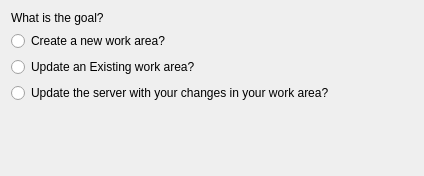
First picture: the form in Ui/SelectGoal.ui, repository towel42-com/EZGit, before the edit.
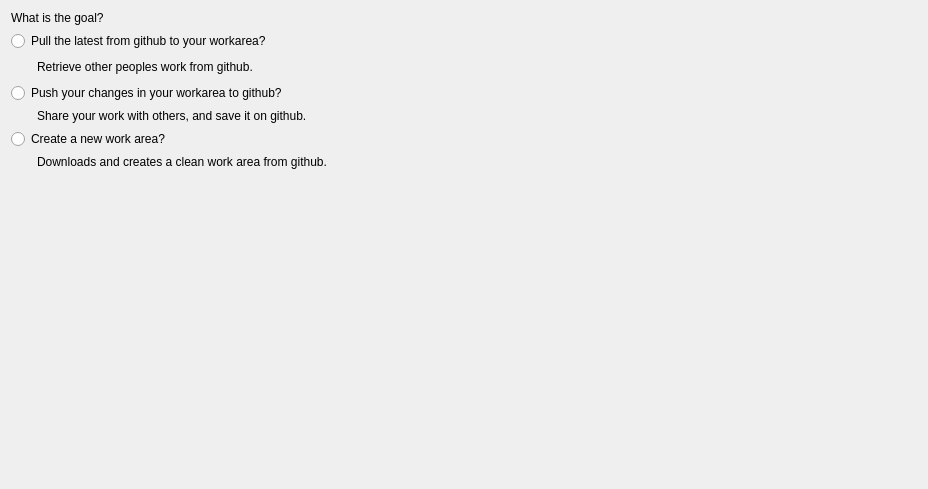
Second picture: the form after the edit.

Commit message: Better descriptions of the goal

Diff of the .ui file:
```diff
--- a/Ui/SelectGoal.ui
+++ b/Ui/SelectGoal.ui
@@ -6,8 +6,8 @@
    <rect>
     <x>0</x>
     <y>0</y>
-    <width>424</width>
-    <height>176</height>
+    <width>928</width>
+    <height>489</height>
    </rect>
   </property>
   <property name="windowTitle">
@@ -16,36 +16,59 @@
   <property name="title">
    <string>What would you like to do?</string>
   </property>
-  <layout class="QVBoxLayout" name="verticalLayout">
-   <item>
-    <widget class="QLabel" name="label">
+  <layout class="QGridLayout" name="gridLayout">
+   <item row="3" column="0" colspan="2">
+    <widget class="QRadioButton" name="push">
      <property name="text">
-      <string>What is the goal?</string>
+      <string>Push your changes in your workarea to github?</string>
      </property>
     </widget>
    </item>
-   <item>
+   <item row="5" column="0" colspan="2">
     <widget class="QRadioButton" name="clone">
      <property name="text">
       <string>Create a new work area?</string>
      </property>
     </widget>
    </item>
-   <item>
-    <widget class="QRadioButton" name="pull">
+   <item row="6" column="1">
+    <widget class="QLabel" name="label_4">
      <property name="text">
-      <string>Update an Existing work area?</string>
+      <string>Downloads and creates a clean work area from github.</string>
      </property>
     </widget>
    </item>
-   <item>
-    <widget class="QRadioButton" name="push">
+   <item row="2" column="0">
+    <spacer name="horizontalSpacer">
+     <property name="orientation">
+      <enum>Qt::Orientation::Horizontal</enum>
+     </property>
+     <property name="sizeType">
+      <enum>QSizePolicy::Policy::Fixed</enum>
+     </property>
+     <property name="sizeHint" stdset="0">
+      <size>
+       <width>20</width>
+       <height>20</height>
+      </size>
+     </property>
+    </spacer>
+   </item>
+   <item row="4" column="1">
+    <widget class="QLabel" name="label_3">
      <property name="text">
-      <string>Update the server with your changes in your work area?</string>
+      <string>Share your work with others, and save it on github.</string>
      </property>
     </widget>
    </item>
-   <item>
+   <item row="2" column="1">
+    <widget class="QLabel" name="label_2">
+     <property name="text">
+      <string>Retrieve other peoples work from github.</string>
+     </property>
+    </widget>
+   </item>
+   <item row="7" column="0">
     <spacer name="verticalSpacer">
      <property name="orientation">
       <enum>Qt::Orientation::Vertical</enum>
@@ -58,6 +81,33 @@
      </property>
     </spacer>
    </item>
+   <item row="1" column="0" colspan="2">
+    <widget class="QRadioButton" name="pull">
+     <property name="text">
+      <string>Pull the latest from github to your workarea?</string>
+     </property>
+    </widget>
+   </item>
+   <item row="0" column="0" colspan="2">
+    <widget class="QLabel" name="label">
+     <property name="text">
+      <string>What is the goal?</string>
+     </property>
+    </widget>
+   </item>
+   <item row="2" column="2">
+    <spacer name="horizontalSpacer_2">
+     <property name="orientation">
+      <enum>Qt::Orientation::Horizontal</enum>
+     </property>
+     <property name="sizeHint" stdset="0">
+      <size>
+       <width>40</width>
+       <height>20</height>
+      </size>
+     </property>
+    </spacer>
+   </item>
   </layout>
  </widget>
  <resources/>
```
